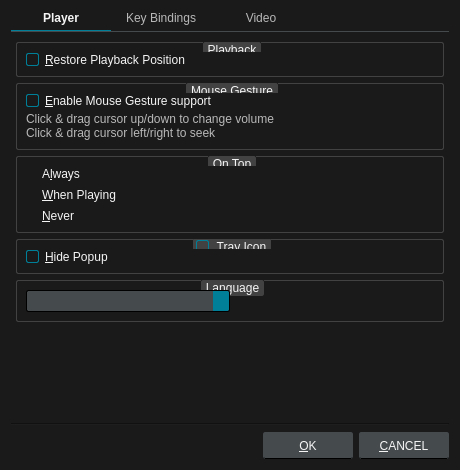
Qt form src/ui/preferencesdialog.ui (gitter-badger/mochi-player) before a commit.
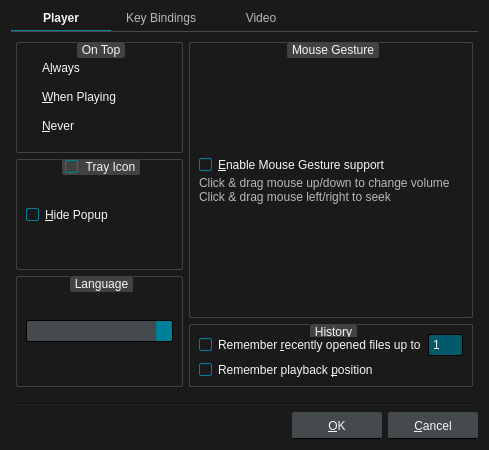
The same form after that commit. Icons and pictures are not drawn.

Diff of the .ui file:
```diff
--- a/src/ui/preferencesdialog.ui
+++ b/src/ui/preferencesdialog.ui
@@ -6,8 +6,8 @@
    <rect>
     <x>0</x>
     <y>0</y>
-    <width>460</width>
-    <height>470</height>
+    <width>489</width>
+    <height>450</height>
    </rect>
   </property>
   <property name="windowTitle">
@@ -124,6 +124,29 @@
 	color: #B8B8B8;
 }
 
+/* QSpinBox */
+
+QSpinBox {
+	background: #005A6A;
+	border: 1px solid black;
+	border-radius: 2px;
+	padding: 2px;
+}
+QSpinBox::disabled {
+	color: #B8B8B8;
+}
+QSpinBox::up-button,
+QSpinBox::down-button {
+	border: none;
+	width: 10px;
+}
+QSpinBox::up-arrow {
+	background: url(:/img/up-arrow.svg);
+}
+QSpinBox::down-arrow {
+	background: url(:/img/down-arrow.svg);
+}
+
 /* QGroupBox */
 
 QGroupBox {
@@ -188,7 +211,7 @@
 	background: transparent;
 }</string>
   </property>
-  <layout class="QVBoxLayout" name="verticalLayout_9">
+  <layout class="QVBoxLayout" name="verticalLayout_8">
    <item>
     <widget class="QTabWidget" name="tabWidget">
      <property name="styleSheet">
@@ -223,7 +246,7 @@
       <attribute name="title">
        <string>Player</string>
       </attribute>
-      <layout class="QVBoxLayout" name="verticalLayout_8">
+      <layout class="QHBoxLayout" name="horizontalLayout_5">
        <property name="leftMargin">
         <number>5</number>
        </property>
@@ -237,61 +260,7 @@
         <number>5</number>
        </property>
        <item>
-        <widget class="QGroupBox" name="groupBox_5">
-         <property name="title">
-          <string>Playback</string>
-         </property>
-         <layout class="QVBoxLayout" name="verticalLayout_6">
-          <item>
-           <widget class="QCheckBox" name="resumeCheckBox">
-            <property name="text">
-             <string>&amp;Restore Playback Position</string>
-            </property>
-            <property name="checked">
-             <bool>true</bool>
-            </property>
-           </widget>
-          </item>
-         </layout>
-        </widget>
-       </item>
-       <item>
-        <widget class="QGroupBox" name="groupBox_4">
-         <property name="title">
-          <string>Mouse Gesture</string>
-         </property>
-         <layout class="QVBoxLayout" name="verticalLayout_7">
-          <property name="spacing">
-           <number>4</number>
-          </property>
-          <item>
-           <widget class="QCheckBox" name="gestureCheckBox">
-            <property name="text">
-             <string>&amp;Enable Mouse Gesture support</string>
-            </property>
-            <property name="checked">
-             <bool>true</bool>
-            </property>
-           </widget>
-          </item>
-          <item>
-           <widget class="QLabel" name="label_5">
-            <property name="styleSheet">
-             <string notr="true">QLabel {
-	color: #B8B8B8;
-}</string>
-            </property>
-            <property name="text">
-             <string>&lt;html&gt;&lt;head/&gt;&lt;body&gt;&lt;p&gt;Click &amp;amp; drag cursor up/down to change volume&lt;br&gt;Click &amp;amp; drag cursor left/right to seek&lt;/b&gt;&lt;/body&gt;&lt;/html&gt;</string>
-            </property>
-            <property name="wordWrap">
-             <bool>true</bool>
-            </property>
-           </widget>
-          </item>
-         </layout>
-        </widget>
-       </item>
+        <layout class="QVBoxLayout" name="verticalLayout">
        <item>
         <widget class="QGroupBox" name="groupBox">
          <property name="title">
@@ -317,9 +286,6 @@
             <property name="text">
              <string>&amp;Never</string>
             </property>
-            <property name="checked">
-             <bool>true</bool>
-            </property>
            </widget>
           </item>
          </layout>
@@ -360,22 +326,22 @@
             </property>
            </widget>
           </item>
-          <item>
-           <spacer name="horizontalSpacer_4">
-            <property name="orientation">
-             <enum>Qt::Horizontal</enum>
-            </property>
-            <property name="sizeHint" stdset="0">
-             <size>
-              <width>40</width>
-              <height>20</height>
-             </size>
-            </property>
-           </spacer>
-          </item>
          </layout>
         </widget>
        </item>
+        </layout>
+       </item>
+       <item>
+        <layout class="QVBoxLayout" name="verticalLayout_9">
+         <item>
+          <widget class="QGroupBox" name="groupBox_4">
+           <property name="title">
+            <string>Mouse Gesture</string>
+           </property>
+           <layout class="QVBoxLayout" name="verticalLayout_7">
+            <property name="spacing">
+             <number>4</number>
+            </property>
        <item>
         <spacer name="verticalSpacer_2">
          <property name="orientation">
@@ -389,6 +355,83 @@
          </property>
         </spacer>
        </item>
+            <item>
+             <widget class="QCheckBox" name="gestureCheckBox">
+              <property name="text">
+               <string>&amp;Enable Mouse Gesture support</string>
+              </property>
+             </widget>
+            </item>
+            <item>
+             <widget class="QLabel" name="label_5">
+              <property name="styleSheet">
+               <string notr="true">QLabel {
+	color: #B8B8B8;
+}</string>
+              </property>
+              <property name="text">
+               <string>&lt;html&gt;&lt;head/&gt;&lt;body&gt;&lt;p&gt;Click &amp;amp; drag mouse up/down to change volume&lt;br&gt;Click &amp;amp; drag mouse left/right to seek&lt;/b&gt;&lt;/body&gt;&lt;/html&gt;</string>
+              </property>
+              <property name="wordWrap">
+               <bool>true</bool>
+              </property>
+             </widget>
+            </item>
+            <item>
+             <spacer name="verticalSpacer_3">
+              <property name="orientation">
+               <enum>Qt::Vertical</enum>
+              </property>
+              <property name="sizeHint" stdset="0">
+               <size>
+                <width>20</width>
+                <height>40</height>
+               </size>
+              </property>
+             </spacer>
+            </item>
+           </layout>
+          </widget>
+         </item>
+         <item>
+          <widget class="QGroupBox" name="groupBox_5">
+           <property name="title">
+            <string>History</string>
+           </property>
+           <layout class="QVBoxLayout" name="verticalLayout_6">
+            <item>
+             <layout class="QHBoxLayout" name="horizontalLayout_6">
+              <item>
+               <widget class="QCheckBox" name="recentCheckBox">
+                <property name="text">
+                 <string>Remember &amp;recently opened files up to</string>
+                </property>
+               </widget>
+              </item>
+              <item>
+               <widget class="QSpinBox" name="recentSpinBox">
+                <property name="minimum">
+                 <number>1</number>
+                </property>
+                <property name="maximum">
+                 <number>20</number>
+                </property>
+               </widget>
+              </item>
+             </layout>
+            </item>
+            <item>
+             <widget class="QCheckBox" name="resumeCheckBox">
+              <property name="text">
+               <string>Remember playback &amp;position</string>
+              </property>
+             </widget>
+            </item>
+           </layout>
+          </widget>
+         </item>
+        </layout>
+       </item>
       </layout>
      </widget>
      <widget class="QWidget" name="tab_3">
@@ -811,7 +854,7 @@
      <item>
       <widget class="QPushButton" name="cancelButton">
        <property name="text">
-        <string>&amp;CANCEL</string>
+        <string>&amp;Cancel</string>
        </property>
        <property name="default">
         <bool>true</bool>
```
Left out of the diff: 113 changed lines with no effect on the pictures. Lines whose indentation alone changed are shown as unchanged.
